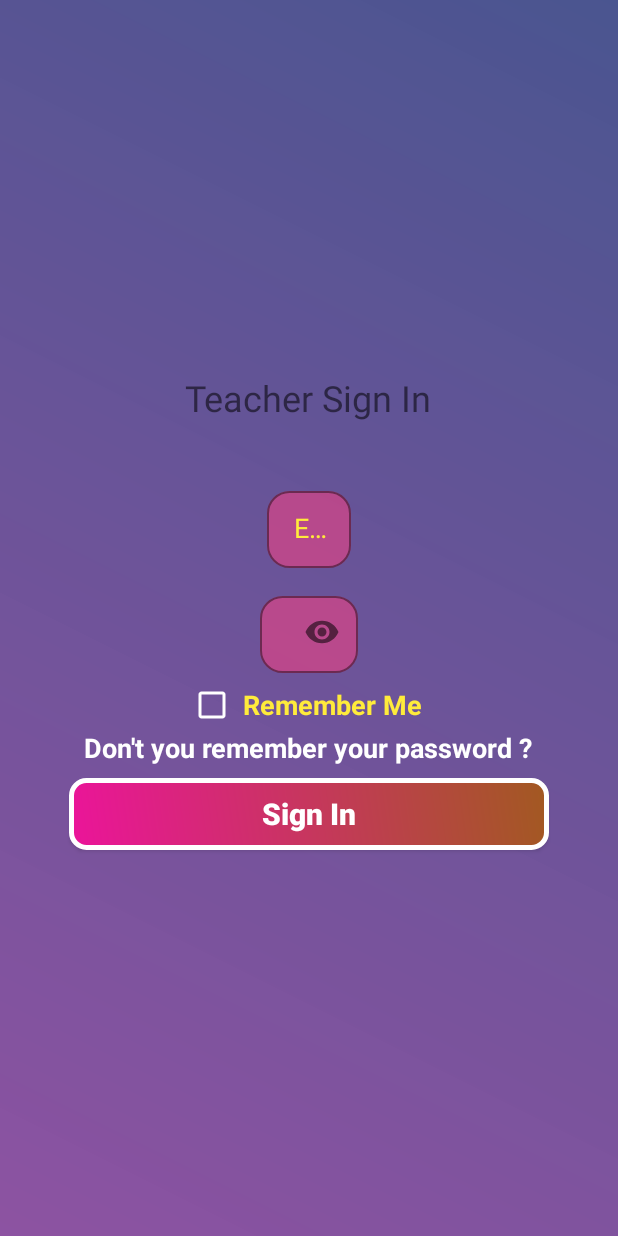
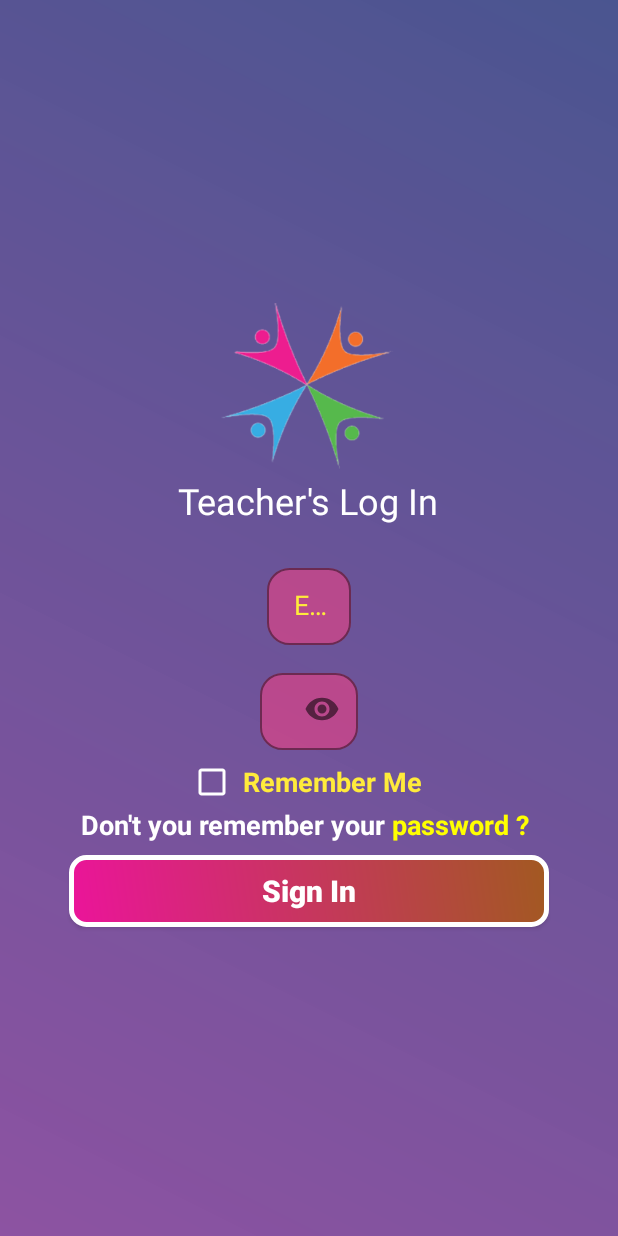
Before and after one commit to Uni-chat/Uni_Chat_Pro, an Android app: the fragment TeacherLogin placed in its activity, on a phone screen of 412 x 824 dp. Run offline under Robolectric (Android 15) with nearby library versions, the phone set to English and light mode, and no system bars; 1 statement that could not run was skipped.

Commit message:
Teacher Login Activity done

```diff
--- a/app/src/main/java/com/leonard/unichat/Logfiles/SplashToGo.java
+++ b/app/src/main/java/com/leonard/unichat/Logfiles/SplashToGo.java
@@ -31,9 +31,8 @@ public class SplashToGo extends Fragment {
     private Timer timer;
     private int i = 0;
     private TextView txtSplash;
-    //private ImageView imgSplash;
     private Animation fromTop, fromBottom, rotationImage;
-    final long period = 150;
+    final long period = 100;
     private static FragmentManager fragmentManager;
 
     public SplashToGo() {
@@ -65,12 +64,10 @@ public class SplashToGo extends Fragment {
         fromBottom = AnimationUtils.loadAnimation(getActivity(), R.anim.frombottom);
         rotationImage = AnimationUtils.loadAnimation(getActivity(), R.anim.rotationimage);
 
-        vwImgRotation.setVisibility(View.GONE);
-
-        vwImgSplash.setAnimation(fromTop);
-
-
+        //vwImgRotation.setVisibility(View.GONE);
         vwImgRotation.setAnimation(rotationImage);
+        vwImgSplash.setVisibility(View.GONE);
+        //vwImgSplash.setAnimation(fromTop);
 
         txtSplash.setAnimation(fromBottom);
 
@@ -83,24 +80,23 @@ public class SplashToGo extends Fragment {
             @Override
             public void run() {
                 //this repeats every 100 ms
-                if (i<145){
+                if (i<98){
                     getActivity().runOnUiThread(new Runnable() {
                         @Override
                         public void run() {
 
-                            if ( i > 50) {
-
-                                vwImgSplash.setVisibility(View.GONE);
-                                vwImgRotation.setVisibility(View.VISIBLE);
-
-
-                            }
+//                            if ( i > 50) {
+//
+//                               //vwImgSplash.setVisibility(View.GONE);
+//                              // vwImgRotation.setVisibility(View.VISIBLE);
+//
+//                            }
 
 
                         }
 
                     });
-                    i=i+2;
+                    i=i+3;
                 }else{
                     //closing the timer
                     timer.cancel();
--- a/app/src/main/java/com/leonard/unichat/Logfiles/TeacherLogin.java
+++ b/app/src/main/java/com/leonard/unichat/Logfiles/TeacherLogin.java
@@ -6,9 +6,11 @@ import android.os.Bundle;
 
 import androidx.fragment.app.Fragment;
 
+import android.text.Html;
 import android.view.LayoutInflater;
 import android.view.View;
 import android.view.ViewGroup;
+import android.widget.TextView;
 
 import com.leonard.unichat.R;
 
@@ -16,6 +18,10 @@ import com.leonard.unichat.R;
 public class TeacherLogin extends Fragment {
 
 
+    private String txtPassColor;
+    private View view;
+    private TextView forgtPass;
+//android:text=" Don't you remember your password ? "
     public TeacherLogin() {
         // Required empty public constructor
     }
@@ -25,7 +31,18 @@ public class TeacherLogin extends Fragment {
     public View onCreateView(LayoutInflater inflater, ViewGroup container,
                              Bundle savedInstanceState) {
         // Inflate the layout for this fragment
-        return inflater.inflate(R.layout.fragment_teacher_login, container, false);
+        view =  inflater.inflate(R.layout.fragment_teacher_login, container, false);
+
+        initViews();
+        return view;
+    }
+
+    private void initViews () {
+
+        forgtPass = (TextView) view.findViewById(R.id.forgtPass);
+
+        txtPassColor = "<font color = white > Don't you remember your </font> <font color = yellow > password ? </font>";
+        forgtPass.setText(Html.fromHtml(txtPassColor));
     }
 
 
--- a/app/src/main/res/anim/fromtop.xml
+++ b/app/src/main/res/anim/fromtop.xml
@@ -1,7 +1,7 @@
 <?xml version="1.0" encoding="utf-8"?>
 <set xmlns:android="http://schemas.android.com/apk/res/android">
 
-    <translate android:duration="2000"
+    <translate android:duration="2500"
         android:fromYDelta="-100%p"
         android:fromXDelta="0%p">
 
--- a/app/src/main/res/anim/rotationimage.xml
+++ b/app/src/main/res/anim/rotationimage.xml
@@ -1,11 +1,13 @@
 <?xml version="1.0" encoding="utf-8"?>
 <set xmlns:android="http://schemas.android.com/apk/res/android">
 
-    <rotate android:duration="10000"
-        android:pivotX="100%"
-        android:pivotY="50%"
-        android:fromDegrees="0"
-        android:toDegrees="360">
 
-    </rotate>
+        <rotate
+            android:duration="6000"
+            android:fromDegrees="0"
+            android:pivotX="50%"
+            android:pivotY="50%"
+            android:startOffset="0"
+            android:toDegrees="360"
+            android:repeatCount="infinite"/>
 </set>
--- a/app/src/main/res/layout/fragment_teacher_login.xml
+++ b/app/src/main/res/layout/fragment_teacher_login.xml
@@ -15,13 +15,20 @@
         android:gravity="center_horizontal"
         android:orientation="vertical">
 
+        <ImageView
+            android:layout_width="120dp"
+            android:layout_height="120dp"
+            android:src="@drawable/get_pic_reset">
+
+        </ImageView>
+
         <TextView
             android:id="@+id/textView2"
             android:layout_width="wrap_content"
             android:layout_height="wrap_content"
-            android:textSize="24sp"
-            android:text="Teacher Sign In"/>
-
+            android:text="Teacher's Log In"
+            android:textColor="@color/white"
+            android:textSize="24sp" />
 
 
     </LinearLayout>
@@ -35,7 +42,7 @@
         android:layout_height="wrap_content"
         android:layout_below="@id/tc_heading"
         android:gravity="center_horizontal"
-        android:layout_marginTop="35sp"
+        android:layout_marginTop="15sp"
         android:layout_marginStart="20dp"
         android:layout_marginEnd="20dp"
         android:orientation="vertical">
@@ -45,6 +52,7 @@
             android:layout_height="wrap_content"
             android:gravity="center"
             android:textColorHint="#FFEB3B"
+            app:hintTextAppearance="@style/txt_appeerances_color_change"
             style="@style/materials_bit_change"
             android:layout_margin="5sp">
 
@@ -56,6 +64,7 @@
                 android:hint=" Enter Your Email "
                 android:textColor="#FFFFFF"
                 android:inputType="textEmailAddress"
+                android:textColorHighlight="#0C0FF7"
                 android:maxLines="1"
                 android:singleLine="true"
                 android:padding="13sp" />
@@ -106,8 +115,7 @@
             android:layout_height="wrap_content"
             android:textColor="#FFFFFF"
             android:textStyle="bold"
-            android:textAppearance="@style/Base.TextAppearance.AppCompat.Medium"
-            android:text=" Don't you remember your password ? "/>
+            android:textAppearance="@style/Base.TextAppearance.AppCompat.Medium"/>
 
         <Button
             android:id="@+id/signInValue"
```
